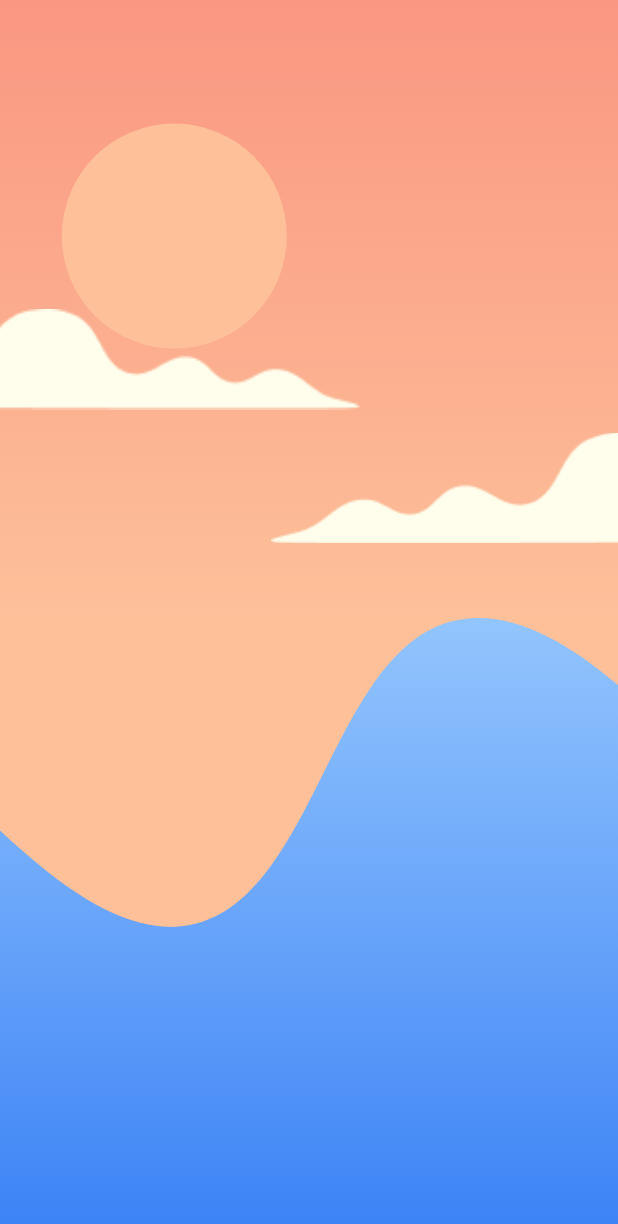
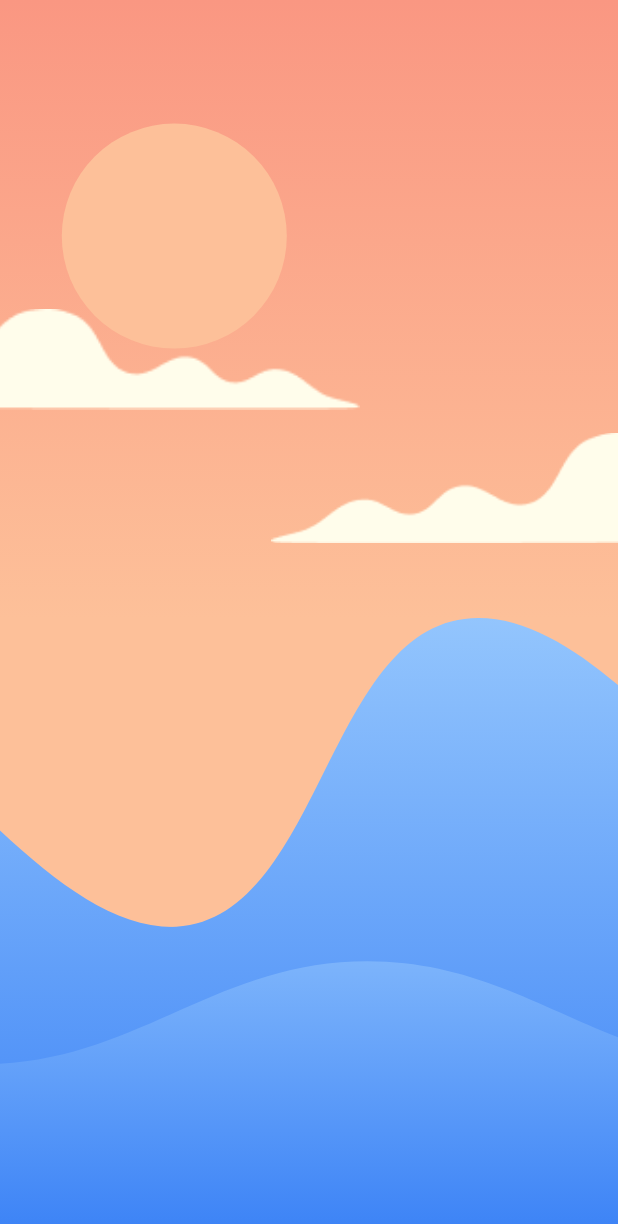
Before and after one commit to guitoof/flutter-zen-breath, a Flutter app: the screen it shows after launch, on a phone screen of 412 x 824 dp. Shown: the top 1224 px of the screen. Run offline on Flutter 3.47's test engine with Material 2 defaults, Android fonts, the phone set to English and light mode, and no system bars.

Commit message:
add second waves

```diff
--- a/lib/home_page.dart
+++ b/lib/home_page.dart
@@ -1,5 +1,6 @@
 import 'package:flutter/material.dart';
 import 'package:flutter_zen_breath/waves/principal_wave.dart';
+import 'package:flutter_zen_breath/waves/second_wave.dart';
 import 'surfer/surfer.dart';
 import 'scene/scene.dart';
 
@@ -17,6 +18,8 @@ class _HomePageState extends State<HomePage>
   late AnimationController _breathAnimationController;
   late Animation _principalWaveAnimation1;
   late Animation _principalWaveAnimation2;
+  late Animation _secondWaveAnimation1;
+  late Animation _secondWaveAnimation2;
 
   @override
   void initState() {
@@ -38,6 +41,32 @@ class _HomePageState extends State<HomePage>
 
     _principalWaveAnimation2 =
         IntTween(begin: 1025, end: 0).animate(_breathAnimationController)
+          ..addListener(() {
+            setState(() {});
+          })
+          ..addStatusListener((status) {
+            if (status == AnimationStatus.completed) {
+              _breathAnimationController.repeat();
+            } else if (status == AnimationStatus.dismissed) {
+              _breathAnimationController.forward();
+            }
+          });
+
+    _secondWaveAnimation1 =
+        IntTween(begin: -250, end: -1275).animate(_breathAnimationController)
+          ..addListener(() {
+            setState(() {});
+          })
+          ..addStatusListener((status) {
+            if (status == AnimationStatus.completed) {
+              _breathAnimationController.repeat();
+            } else if (status == AnimationStatus.dismissed) {
+              _breathAnimationController.forward();
+            }
+          });
+
+    _secondWaveAnimation2 =
+        IntTween(begin: 775, end: -250).animate(_breathAnimationController)
           ..addListener(() {
             setState(() {});
           })
@@ -71,6 +100,18 @@ class _HomePageState extends State<HomePage>
             0,
           ),
         ),
+        SecondWave(
+          position: Offset(
+            _secondWaveAnimation1.value.toDouble(),
+            0,
+          ),
+        ),
+        SecondWave(
+          position: Offset(
+            _secondWaveAnimation2.value.toDouble(),
+            0,
+          ),
+        ),
       ],
     )
 
--- /dev/null
+++ b/lib/waves/second_wave.dart
@@ -0,0 +1,73 @@
+import 'package:flutter/widgets.dart';
+import 'package:flutter/material.dart';
+import 'dart:ui' as ui;
+
+class SecondWave extends StatelessWidget {
+  final Offset position;
+
+  SecondWave({required this.position});
+
+  @override
+  Widget build(BuildContext context) {
+    return Positioned(
+      child: CustomPaint(
+        painter: SecondWavePainter(),
+        child: Container(
+          width: MediaQuery.of(context).size.width,
+          height: MediaQuery.of(context).size.height,
+        ),
+      ),
+      left: position.dx / 2,
+      top: position.dy / 2,
+    );
+  }
+}
+
+class SecondWavePainter extends CustomPainter {
+  @override
+  void paint(Canvas canvas, Size size) {
+    var paint = Paint()
+      ..strokeWidth = 5
+      ..style = PaintingStyle.fill
+      ..strokeCap = StrokeCap.round
+      ..shader = ui.Gradient.linear(
+        Offset(size.width / 2, 7 * size.height / 10),
+        Offset(size.width / 2, size.height),
+        [
+          const Color(0xFF93C5FD),
+          const Color(0xFF3B82F6),
+        ],
+      );
+
+    var xnorm = size.width / 4;
+    var ynorm = size.height / 18;
+
+    var path = Path();
+    path.moveTo(0, 15.5 * ynorm);
+
+    path.relativeCubicTo(
+      xnorm,
+      0,
+      1.5 * xnorm,
+      -1.5 * ynorm,
+      2.5 * xnorm,
+      -1.5 * ynorm,
+    );
+    path.relativeCubicTo(
+      1 * xnorm,
+      0,
+      1.5 * xnorm,
+      1.5 * ynorm,
+      2.5 * xnorm,
+      1.5 * ynorm,
+    );
+    path.lineTo(5 * xnorm, size.height);
+    path.lineTo(0, size.height);
+    path.lineTo(0, 6.66 * ynorm);
+
+    canvas.drawPath(path, paint);
+  }
+
+  @override
+  bool shouldRepaint(CustomPainter oldDelegate) => true;
+}
```
